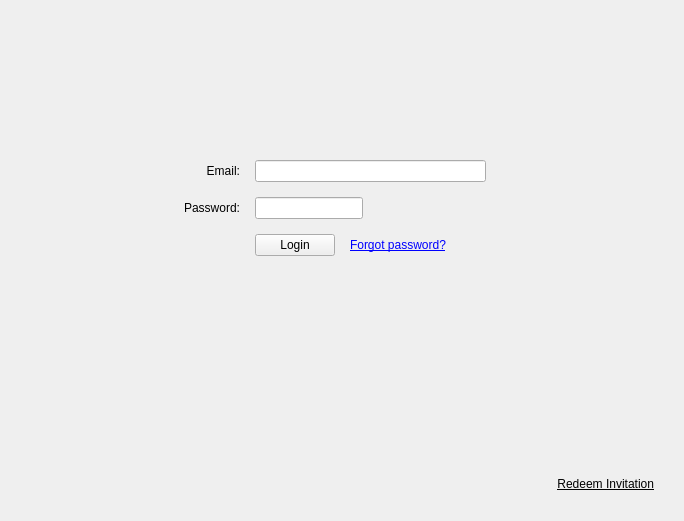
Qt form gui/loginwgt.ui (seniordev312/CSharpEncryptionWinClient) before a commit.
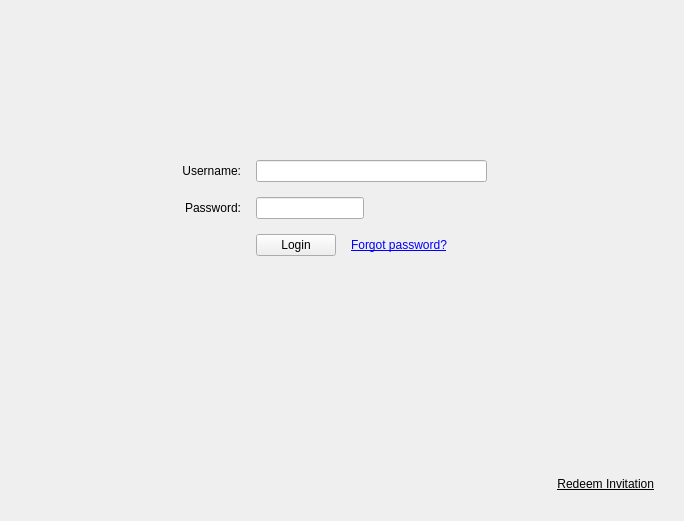
The same form after that commit.

What changed in the file:
```diff
--- a/gui/loginwgt.ui
+++ b/gui/loginwgt.ui
@@ -185,7 +185,7 @@
       <enum>Qt::NoFocus</enum>
      </property>
      <property name="text">
-      <string>Email:</string>
+      <string>Username:</string>
      </property>
      <property name="alignment">
       <set>Qt::AlignRight|Qt::AlignTrailing|Qt::AlignVCenter</set>
```
